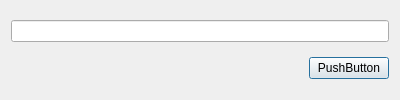
Qt form simpledicteditordialog.ui (Dimand04/dp_isaeva) before a commit.
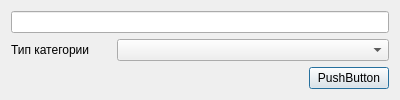
The same form after that commit.

```diff
--- a/simpledicteditordialog.ui
+++ b/simpledicteditordialog.ui
@@ -14,14 +14,14 @@
    <string>Dialog</string>
   </property>
   <layout class="QGridLayout" name="gridLayout">
-   <item row="1" column="1">
+   <item row="2" column="1">
     <widget class="QPushButton" name="pb_save">
      <property name="text">
       <string>PushButton</string>
      </property>
     </widget>
    </item>
-   <item row="1" column="0">
+   <item row="2" column="0">
     <spacer name="horizontalSpacer">
      <property name="orientation">
       <enum>Qt::Orientation::Horizontal</enum>
@@ -37,6 +37,26 @@
    <item row="0" column="0" colspan="2">
     <widget class="QLineEdit" name="le_name"/>
    </item>
+   <item row="1" column="0" colspan="2">
+    <layout class="QHBoxLayout" name="horizontalLayout">
+     <item>
+      <widget class="QLabel" name="lbl_type">
+       <property name="maximumSize">
+        <size>
+         <width>100</width>
+         <height>16777215</height>
+        </size>
+       </property>
+       <property name="text">
+        <string>Тип категории</string>
+       </property>
+      </widget>
+     </item>
+     <item>
+      <widget class="QComboBox" name="cb_type"/>
+     </item>
+    </layout>
+   </item>
   </layout>
  </widget>
  <resources/>
```
